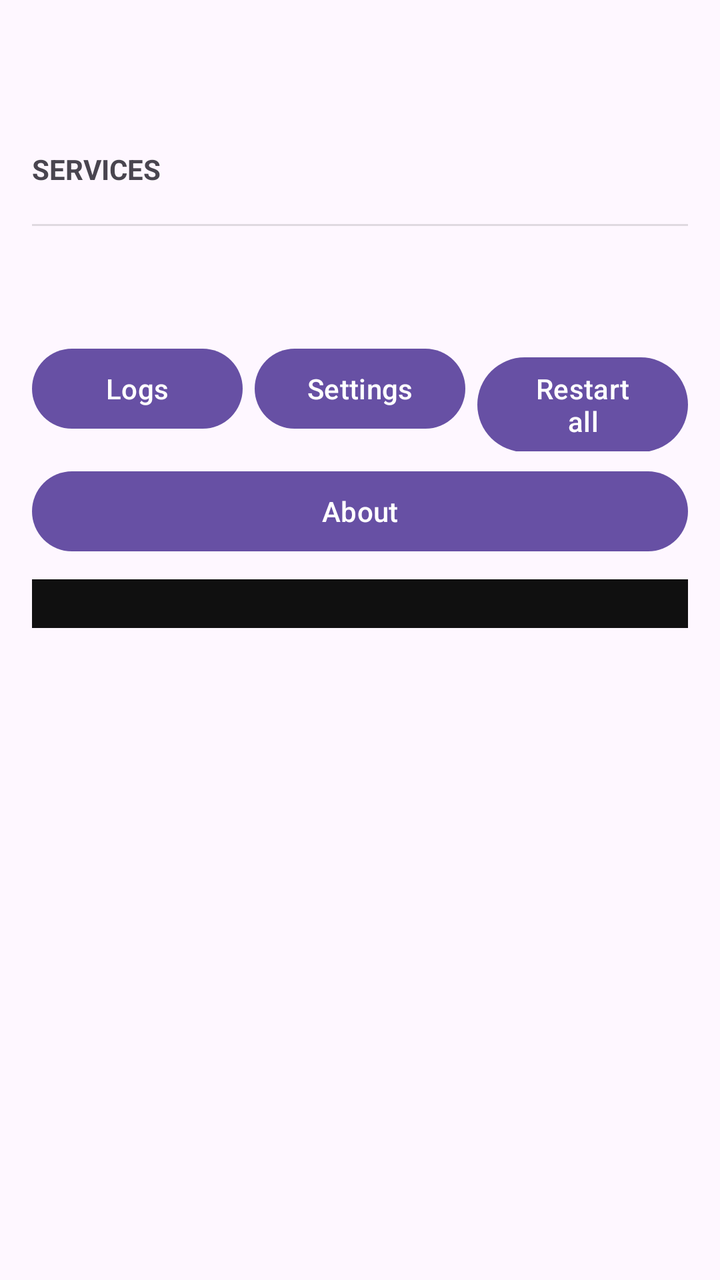
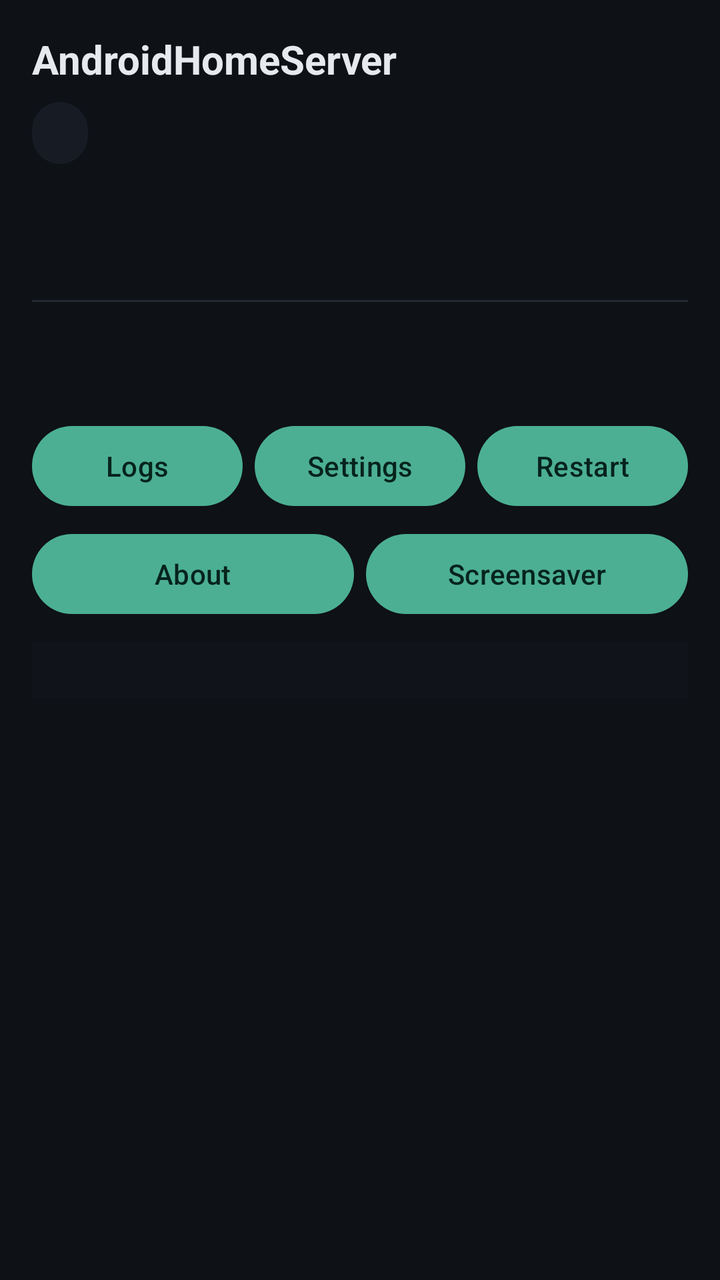

Two renders of the same Android screen: before a commit and after it. Below are the layout's source before the change and the commit's diff.
<!-- AndroidManifest.xml: application theme Theme.App -->
<!-- res/layout/activity_main.xml -->
<?xml version="1.0" encoding="utf-8"?>
<ScrollView xmlns:android="http://schemas.android.com/apk/res/android"
    android:layout_width="match_parent"
    android:layout_height="match_parent">

    <LinearLayout
        android:layout_width="match_parent"
        android:layout_height="wrap_content"
        android:orientation="vertical"
        android:padding="16dp">

        <TextView
            android:id="@+id/textStatus"
            android:layout_width="match_parent"
            android:layout_height="wrap_content"
            android:textSize="22sp"
            android:textStyle="bold"/>

        <TextView
            android:id="@+id/textAddresses"
            android:layout_width="match_parent"
            android:layout_height="wrap_content"
            android:textIsSelectable="true"
            android:textSize="13sp"/>

        <Button
            android:id="@+id/buttonUsb"
            android:layout_width="match_parent"
            android:layout_height="wrap_content"
            android:visibility="gone"
            android:text="Grant USB printer permission"/>

        <TextView
            android:layout_width="match_parent"
            android:layout_height="wrap_content"
            android:layout_marginTop="12dp"
            android:layout_marginBottom="6dp"
            android:text="SERVICES"
            android:textStyle="bold"/>

        <LinearLayout
            android:id="@+id/serviceCardsContainer"
            android:layout_width="match_parent"
            android:layout_height="wrap_content"
            android:orientation="vertical"/>

        <View
            android:layout_width="match_parent"
            android:layout_height="1dp"
            android:layout_marginVertical="12dp"
            android:background="?android:attr/listDivider"/>

        <TextView
            android:id="@+id/textPower"
            android:layout_width="match_parent"
            android:layout_height="wrap_content"
            android:textSize="14sp"/>

        <TextView
            android:id="@+id/textUptime"
            android:layout_width="match_parent"
            android:layout_height="wrap_content"
            android:textSize="12sp"/>

        <LinearLayout
            android:layout_width="match_parent"
            android:layout_height="wrap_content"
            android:layout_marginTop="10dp"
            android:orientation="horizontal">

            <Button
                android:id="@+id/buttonLogs"
                android:layout_width="0dp"
                android:layout_height="wrap_content"
                android:layout_weight="1"
                android:text="Logs"/>

            <Button
                android:id="@+id/buttonSettings"
                android:layout_width="0dp"
                android:layout_height="wrap_content"
                android:layout_weight="1"
                android:layout_marginStart="6dp"
                android:text="Settings"/>

            <Button
                android:id="@+id/buttonRestartAll"
                android:layout_width="0dp"
                android:layout_height="wrap_content"
                android:layout_weight="1"
                android:layout_marginStart="6dp"
                android:text="Restart all"/>
        </LinearLayout>

        <Button
            android:id="@+id/buttonAbout"
            android:layout_width="match_parent"
            android:layout_height="wrap_content"
            android:layout_marginTop="6dp"
            android:text="About"/>

        <TextView
            android:id="@+id/textError"
            android:layout_width="match_parent"
            android:layout_height="wrap_content"
            android:layout_marginTop="8dp"
            android:textColor="#B00020"
            android:visibility="gone"/>

        <TextView
            android:id="@+id/textLogs"
            android:layout_width="match_parent"
            android:layout_height="wrap_content"
            android:layout_marginTop="10dp"
            android:background="#FF101010"
            android:fontFamily="monospace"
            android:padding="6dp"
            android:textColor="#FF9FE19F"
            android:textSize="9sp"/>
    </LinearLayout>
</ScrollView>
<!-- resources referenced by this layout -->
<resources>
  <style name="Theme.App" parent="Theme.Material3.DayNight.NoActionBar" />
</resources>

<!-- the commit's change to res/layout/activity_main.xml (unified diff, before → after) -->
@@ -1,121 +1,216 @@
 <?xml version="1.0" encoding="utf-8"?>
-<ScrollView xmlns:android="http://schemas.android.com/apk/res/android"
+<FrameLayout xmlns:android="http://schemas.android.com/apk/res/android"
     android:layout_width="match_parent"
-    android:layout_height="match_parent">
-
-    <LinearLayout
+    android:layout_height="match_parent"
+    android:background="#0E1116">
+
+    <ScrollView
         android:layout_width="match_parent"
-        android:layout_height="wrap_content"
-        android:orientation="vertical"
-        android:padding="16dp">
-
-        <TextView
-            android:id="@+id/textStatus"
-            android:layout_width="match_parent"
-            android:layout_height="wrap_content"
-            android:textSize="22sp"
-            android:textStyle="bold"/>
-
-        <TextView
-            android:id="@+id/textAddresses"
-            android:layout_width="match_parent"
-            android:layout_height="wrap_content"
-            android:textIsSelectable="true"
-            android:textSize="13sp"/>
-
-        <Button
-            android:id="@+id/buttonUsb"
-            android:layout_width="match_parent"
-            android:layout_height="wrap_content"
-            android:visibility="gone"
-            android:text="Grant USB printer permission"/>
-
-        <TextView
-            android:layout_width="match_parent"
-            android:layout_height="wrap_content"
-            android:layout_marginTop="12dp"
-            android:layout_marginBottom="6dp"
-            android:text="SERVICES"
-            android:textStyle="bold"/>
-
-        <LinearLayout
-            android:id="@+id/serviceCardsContainer"
-            android:layout_width="match_parent"
-            android:layout_height="wrap_content"
-            android:orientation="vertical"/>
-
-        <View
-            android:layout_width="match_parent"
-            android:layout_height="1dp"
-            android:layout_marginVertical="12dp"
-            android:background="?android:attr/listDivider"/>
-
-        <TextView
-            android:id="@+id/textPower"
-            android:layout_width="match_parent"
-            android:layout_height="wrap_content"
-            android:textSize="14sp"/>
-
-        <TextView
-            android:id="@+id/textUptime"
-            android:layout_width="match_parent"
-            android:layout_height="wrap_content"
-            android:textSize="12sp"/>
+        android:layout_height="match_parent">
 
         <LinearLayout
             android:layout_width="match_parent"
             android:layout_height="wrap_content"
-            android:layout_marginTop="10dp"
-            android:orientation="horizontal">
+            android:orientation="vertical"
+            android:padding="16dp">
+
+            <TextView
+                android:layout_width="match_parent"
+                android:layout_height="wrap_content"
+                android:text="AndroidHomeServer"
+                android:textSize="20sp"
+                android:textStyle="bold"
+                android:textColor="#E6E9EE"/>
+
+            <TextView
+                android:id="@+id/textStatus"
+                android:layout_width="wrap_content"
+                android:layout_height="wrap_content"
+                android:layout_marginTop="8dp"
+                android:background="@drawable/bg_pill"
+                android:paddingLeft="14dp"
+                android:paddingRight="14dp"
+                android:paddingTop="6dp"
+                android:paddingBottom="6dp"
+                android:textSize="14sp"
+                android:textStyle="bold"
+                android:textColor="#9AA3AF"/>
+
+            <TextView
+                android:id="@+id/textNetwork"
+                android:layout_width="match_parent"
+                android:layout_height="wrap_content"
+                android:layout_marginTop="8dp"
+                android:textSize="13sp"
+                android:textColor="#9AA3AF"/>
+
+            <TextView
+                android:id="@+id/textAddresses"
+                android:layout_width="match_parent"
+                android:layout_height="wrap_content"
+                android:layout_marginTop="2dp"
+                android:textIsSelectable="true"
+                android:textSize="12sp"
+                android:textColor="#9AA3AF"/>
 
             <Button
-                android:id="@+id/buttonLogs"
-                android:layout_width="0dp"
-                android:layout_height="wrap_content"
-                android:layout_weight="1"
-                android:text="Logs"/>
-
-            <Button
-                android:id="@+id/buttonSettings"
-                android:layout_width="0dp"
-                android:layout_height="wrap_content"
-                android:layout_weight="1"
-                android:layout_marginStart="6dp"
-                android:text="Settings"/>
-
-            <Button
-                android:id="@+id/buttonRestartAll"
-                android:layout_width="0dp"
-                android:layout_height="wrap_content"
-                android:layout_weight="1"
-                android:layout_marginStart="6dp"
-                android:text="Restart all"/>
+                android:id="@+id/buttonUsb"
+                android:layout_width="match_parent"
+                android:layout_height="wrap_content"
+                android:layout_marginTop="8dp"
+                android:visibility="gone"
+                android:text="Grant USB printer permission"/>
+
+            <LinearLayout
+                android:id="@+id/serviceCardsContainer"
+                android:layout_width="match_parent"
+                android:layout_height="wrap_content"
+                android:orientation="vertical"
+                android:layout_marginTop="12dp"/>
+
+            <View
+                android:layout_width="match_parent"
+                android:layout_height="1dp"
+                android:layout_marginVertical="12dp"
+                android:background="#232A33"/>
+
+            <TextView
+                android:id="@+id/textPower"
+                android:layout_width="match_parent"
+                android:layout_height="wrap_content"
+                android:textSize="13sp"
+                android:textColor="#9AA3AF"/>
+
+            <TextView
+                android:id="@+id/textUptime"
+                android:layout_width="match_parent"
+                android:layout_height="wrap_content"
+                android:layout_marginTop="2dp"
+                android:textSize="12sp"
+                android:textColor="#9AA3AF"/>
+
+            <LinearLayout
+                android:layout_width="match_parent"
+                android:layout_height="wrap_content"
+                android:layout_marginTop="10dp"
+                android:orientation="horizontal">
+
+                <Button
+                    android:id="@+id/buttonLogs"
+                    android:layout_width="0dp"
+                    android:layout_height="wrap_content"
+                    android:layout_weight="1"
+                    android:text="Logs"/>
+
+                <Button
+                    android:id="@+id/buttonSettings"
+                    android:layout_width="0dp"
+                    android:layout_height="wrap_content"
+                    android:layout_weight="1"
+                    android:layout_marginStart="6dp"
+                    android:text="Settings"/>
+
+                <Button
+                    android:id="@+id/buttonRestartAll"
+                    android:layout_width="0dp"
+                    android:layout_height="wrap_content"
+                    android:layout_weight="1"
+                    android:layout_marginStart="6dp"
+                    android:text="Restart"/>
+            </LinearLayout>
+
+            <LinearLayout
+                android:layout_width="match_parent"
+                android:layout_height="wrap_content"
+                android:layout_marginTop="6dp"
+                android:orientation="horizontal">
+
+                <Button
+                    android:id="@+id/buttonAbout"
+                    android:layout_width="0dp"
+                    android:layout_height="wrap_content"
+                    android:layout_weight="1"
+                    android:text="About"/>
+
+                <Button
+                    android:id="@+id/buttonSaver"
+                    android:layout_width="0dp"
+                    android:layout_height="wrap_content"
+                    android:layout_weight="1"
+                    android:layout_marginStart="6dp"
+                    android:text="Screensaver"/>
+            </LinearLayout>
+
+            <TextView
+                android:id="@+id/textError"
+                android:layout_width="match_parent"
+                android:layout_height="wrap_content"
+                android:layout_marginTop="8dp"
+                android:textColor="#FF5370"
+                android:visibility="gone"/>
+
+            <TextView
+                android:id="@+id/textLogs"
+                android:layout_width="match_parent"
+                android:layout_height="wrap_content"
+                android:layout_marginTop="10dp"
+                android:background="#10141A"
+                android:fontFamily="monospace"
+                android:padding="8dp"
+                android:textColor="#7FC98F"
+                android:textSize="9sp"/>
         </LinearLayout>
-
-        <Button
-            android:id="@+id/buttonAbout"
-            android:layout_width="match_parent"
+    </ScrollView>
+
+    <LinearLayout
+        android:id="@+id/saverOverlay"
+        android:layout_width="match_parent"
+        android:layout_height="match_parent"
+        android:background="#000000"
+        android:gravity="center"
+        android:orientation="vertical"
+        android:visibility="gone">
+
+        <LinearLayout
+            android:id="@+id/saverContent"
+            android:layout_width="wrap_content"
             android:layout_height="wrap_content"
-            android:layout_marginTop="6dp"
-            android:text="About"/>
-
-        <TextView
-            android:id="@+id/textError"
-            android:layout_width="match_parent"
-            android:layout_height="wrap_content"
-            android:layout_marginTop="8dp"
-            android:textColor="#B00020"
-            android:visibility="gone"/>
-
-        <TextView
-            android:id="@+id/textLogs"
-            android:layout_width="match_parent"
-            android:layout_height="wrap_content"
-            android:layout_marginTop="10dp"
-            android:background="#FF101010"
-            android:fontFamily="monospace"
-            android:padding="6dp"
-            android:textColor="#FF9FE19F"
-            android:textSize="9sp"/>
+            android:gravity="center"
+            android:orientation="vertical">
+
+            <ImageView
+                android:id="@+id/saverLogo"
+                android:layout_width="200dp"
+                android:layout_height="wrap_content"
+                android:adjustViewBounds="true"
+                android:alpha="0.30"
+                android:src="@drawable/saver_logo"
+                android:contentDescription="logo"/>
+
+            <TextView
+                android:id="@+id/tvSaverClock"
+                android:layout_width="wrap_content"
+                android:layout_height="wrap_content"
+                android:layout_marginTop="18dp"
+                android:textSize="54sp"
+                android:textStyle="bold"
+                android:textColor="#3A414B"
+                android:fontFamily="sans-serif-light"/>
+
+            <TextView
+                android:id="@+id/tvSaverDate"
+                android:layout_width="wrap_content"
+                android:layout_height="wrap_content"
+                android:textSize="14sp"
+                android:textColor="#2E343D"/>
+
+            <TextView
+                android:id="@+id/tvSaverStatus"
+                android:layout_width="wrap_content"
+                android:layout_height="wrap_content"
+                android:layout_marginTop="20dp"
+                android:textSize="13sp"
+                android:textColor="#2E343D"/>
+        </LinearLayout>
     </LinearLayout>
-</ScrollView>
+</FrameLayout>
<!-- resource entries referenced after the edit -->
@@ -1,5 +1,21 @@
 <!-- resources referenced by this layout -->
 <resources>
-  <style name="Theme.App" parent="Theme.Material3.DayNight.NoActionBar" />
+  <!-- drawable bg_pill (drawable) -->
+  <?xml version="1.0" encoding="utf-8"?>
+  <shape xmlns:android="http://schemas.android.com/apk/res/android" android:shape="rectangle">
+      <solid android:color="#171C24"/>
+      <corners android:radius="999dp"/>
+  </shape>
+  <!-- drawable saver_logo: png bitmap (drawable-nodpi, 4318 bytes) -->
+  <style name="Theme.App" parent="Theme.Material3.Dark.NoActionBar">
+          <item name="android:colorBackground">#0E1116</item>
+          <item name="colorSurface">#171C24</item>
+          <item name="colorPrimary">#4CAF93</item>
+          <item name="colorOnPrimary">#06231C</item>
+          <item name="android:statusBarColor">#0E1116</item>
+          <item name="android:navigationBarColor">#0E1116</item>
+          <item name="android:textColorPrimary">#E6E9EE</item>
+          <item name="android:textColorSecondary">#9AA3AF</item>
+      </style>
 </resources>
 
